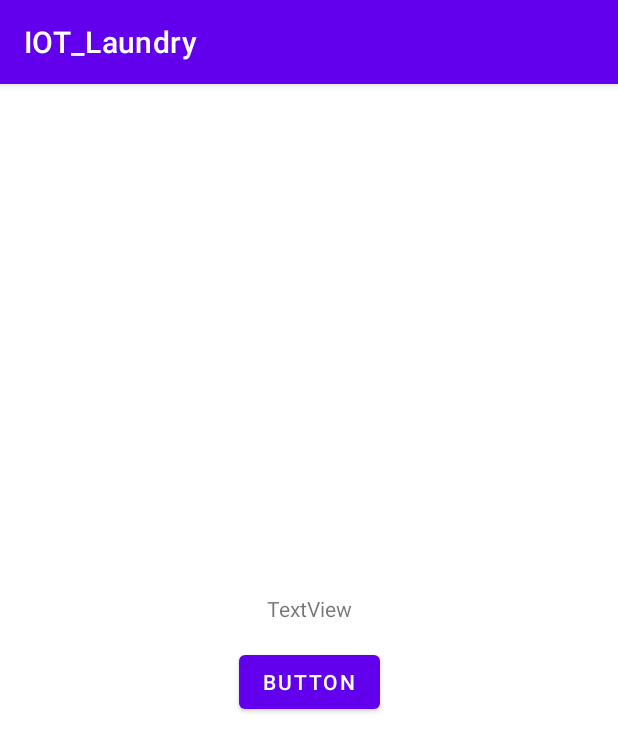
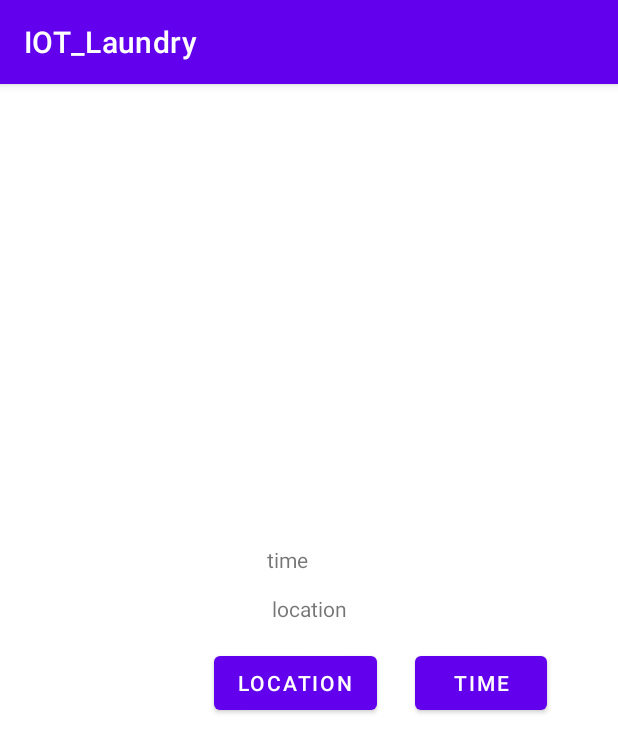
Before and after one commit to seoyoung-3060/iot_laundry, an Android app: the screen it shows after launch (MainActivity), on a phone screen of 412 x 824 dp. Shown: the top 753 px of the screen. Run offline under Robolectric (Android 15) with nearby library versions, the phone set to English and light mode, and no system bars.

Commit message:
GPS&날짜받아오기까지

```diff
--- a/app/src/main/java/com/example/iot_laundry/MainActivity.java
+++ b/app/src/main/java/com/example/iot_laundry/MainActivity.java
@@ -21,10 +21,20 @@ import android.widget.TextView;
 import android.widget.Toast;
 
 import java.io.IOException;
+import java.text.SimpleDateFormat;
+import java.util.Date;
 import java.util.List;
 import java.util.Locale;
 
 public class MainActivity extends AppCompatActivity {
+
+    //현재시간&날짜 가져오기
+    long mNow;
+    Date mDate;
+    SimpleDateFormat mFormat = new SimpleDateFormat("yyyy-MM-dd hh:mm:ss");
+
+    TextView dateTextView;
+    Button timeButton;
 
     private GPSTracker gpsTracker;
     private static final int GPS_ENABLE_REQUEST_CODE = 2001;
@@ -35,6 +45,11 @@ public class MainActivity extends AppCompatActivity {
     protected void onCreate(Bundle savedInstanceState) {
         super.onCreate(savedInstanceState);
         setContentView(R.layout.activity_main);
+
+        dateTextView = (TextView)findViewById(R.id.time);
+        timeButton = (Button)findViewById(R.id.time_button);
+
+
         if (!checkLocationServicesStatus()) {
 
             showDialogForLocationServiceSetting();
@@ -44,14 +59,15 @@ public class MainActivity extends AppCompatActivity {
 
         final TextView textview_address = (TextView)findViewById(R.id.location);
 
-        Button ShowLocationButton = (Button) findViewById(R.id.button);
+        Button ShowLocationButton = (Button) findViewById(R.id.location_button);
 
         ShowLocationButton.setOnClickListener(new View.OnClickListener()
         {
             @Override
-            public void onClick(View arg0)
+            public void onClick(View v)
             {
-
+                switch (v.getId()){
+                    case R.id.location_button:
                         gpsTracker = new GPSTracker(MainActivity.this);
 
                         double latitude = gpsTracker.getLatitude();
@@ -61,8 +77,38 @@ public class MainActivity extends AppCompatActivity {
                         textview_address.setText(address);
 
                         Toast.makeText(MainActivity.this, "현재위치 \n위도 " + latitude + "\n경도 " + longitude, Toast.LENGTH_LONG).show();
+                        break;
+                    default:
+                        break;
+                }
             }
         });
+
+        Button timeButton = (Button) findViewById(R.id.time_button);
+        timeButton.setOnClickListener(new View.OnClickListener()
+        {
+            @Override
+            public void onClick(View v)
+            {
+                switch (v.getId()) {
+                    case R.id.time_button:
+                        dateTextView.setText(getTime());
+                        break;
+                    default:
+                        break;
+                }
+            }
+        });
+
+
+    }
+
+
+
+    private String getTime(){
+        mNow = System.currentTimeMillis();
+        mDate = new Date(mNow);
+        return mFormat.format(mDate);
     }
 
 
--- a/app/src/main/res/layout/activity_main.xml
+++ b/app/src/main/res/layout/activity_main.xml
@@ -8,24 +8,52 @@
 
 
     <TextView
+        android:id="@+id/time"
+        android:layout_width="wrap_content"
+        android:layout_height="wrap_content"
+        android:layout_marginEnd="26dp"
+        android:layout_marginRight="26dp"
+        android:layout_marginBottom="13dp"
+        android:text="time"
+        app:layout_constraintBottom_toTopOf="@+id/location"
+        app:layout_constraintEnd_toEndOf="@+id/location" />
+
+    <TextView
         android:id="@+id/location"
         android:layout_width="wrap_content"
         android:layout_height="wrap_content"
         android:layout_marginTop="340dp"
-        android:text="TextView"
+        android:text="location"
         app:layout_constraintEnd_toEndOf="parent"
         app:layout_constraintStart_toStartOf="parent"
         app:layout_constraintTop_toTopOf="parent" />
 
     <Button
-        android:id="@+id/button"
+        android:id="@+id/location_button"
         android:layout_width="wrap_content"
         android:layout_height="wrap_content"
-        android:layout_marginTop="15dp"
-        android:text="Button"
+        android:layout_marginStart="76dp"
+        android:layout_marginLeft="76dp"
+        android:layout_marginTop="16dp"
+        android:layout_marginEnd="8dp"
+        android:layout_marginRight="8dp"
+        android:text="location"
         app:layout_constraintEnd_toEndOf="parent"
+        app:layout_constraintHorizontal_bias="0.304"
+        app:layout_constraintHorizontal_chainStyle="packed"
         app:layout_constraintStart_toStartOf="parent"
         app:layout_constraintTop_toBottomOf="@+id/location" />
 
+    <Button
+        android:id="@+id/time_button"
+        android:layout_width="wrap_content"
+        android:layout_height="wrap_content"
+        android:layout_marginEnd="22dp"
+        android:layout_marginRight="22dp"
+        android:text="Time"
+        app:layout_constraintBaseline_toBaselineOf="@+id/location_button"
+        app:layout_constraintEnd_toEndOf="parent"
+        app:layout_constraintStart_toEndOf="@+id/location_button" />
+
 
 </androidx.constraintlayout.widget.ConstraintLayout>
```
Lines whose indentation alone changed are shown as unchanged.
